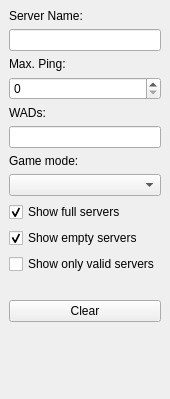
Before: the Qt Designer form src/core/gui/serverfilterdock.ui in Destroyerrrocket/doomseeker-unofficial, drawn with Qt 5.
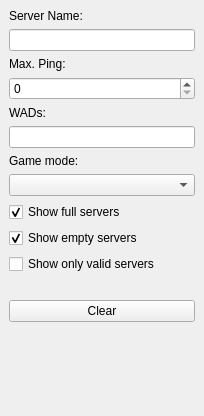
After: the same form once the commit is applied.

```diff
--- a/src/core/gui/serverfilterdock.ui
+++ b/src/core/gui/serverfilterdock.ui
@@ -6,8 +6,8 @@
    <rect>
     <x>0</x>
     <y>0</y>
-    <width>170</width>
-    <height>399</height>
+    <width>204</width>
+    <height>416</height>
    </rect>
   </property>
   <property name="sizePolicy">
```
Left out of the diff: 2 changed lines with no effect on the pictures.
